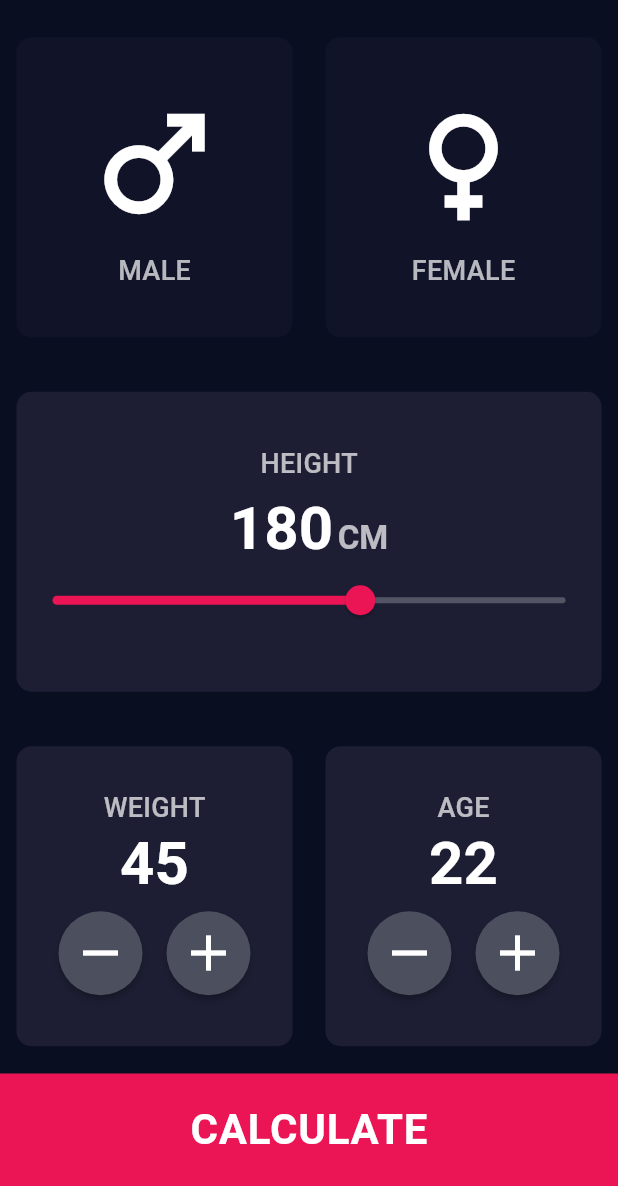
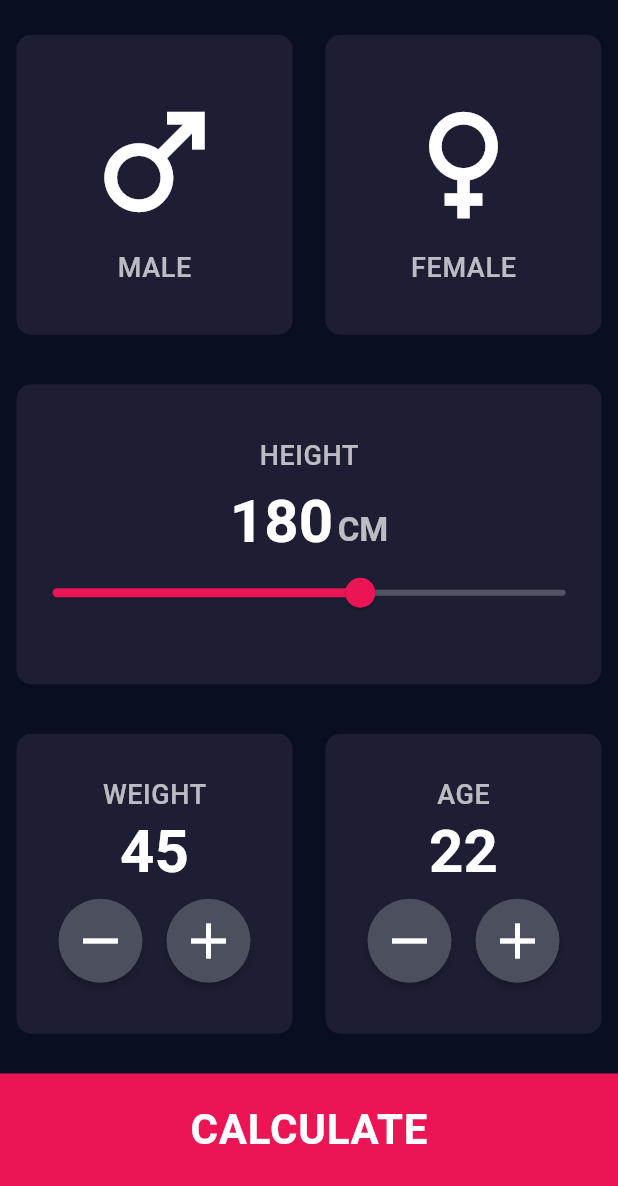
Before and after one commit to sourabhsinghmrajput/bmi_calculator_app, a Flutter app: the screen it shows after launch, on a phone screen of 412 x 824 dp, the part 50-1236 px from its top. Run offline on Flutter 3.47's test engine with Material 2 defaults, Android fonts, the phone set to English and light mode, and no system bars.

Commit message:
GenderCard Error Fixed.

```diff
--- a/lib/Screens/inputpage.dart
+++ b/lib/Screens/inputpage.dart
@@ -9,6 +9,7 @@ enum GenderType { male, female }
 int height = 180;
 int weight = 45;
 int age = 22;
+GenderType? selectedgender;
 
 class InputPage extends StatefulWidget {
   const InputPage({Key? key}) : super(key: key);
@@ -20,7 +21,6 @@ class InputPage extends StatefulWidget {
 class _InputPageState extends State<InputPage> {
   @override
   Widget build(BuildContext context) {
-    GenderType? selectedgender;
     void addweight() {
       setState(() {
         weight++;
@@ -72,19 +72,22 @@ class _InputPageState extends State<InputPage> {
                       onTap: () {
                         setState(() {
                           selectedgender = GenderType.male;
+                          print("male tapped");
                         });
                       },
                       child: Mycard(
-                        colour: selectedgender == GenderType.male
+                        colour: (selectedgender == GenderType.male
                             ? kActiveCardColour
-                            : kInactiveCardColour,
+                            : kInactiveCardColour),
                         child: Column(
                           mainAxisAlignment: MainAxisAlignment.center,
                           crossAxisAlignment: CrossAxisAlignment.center,
                           children: [
                             Icon(
                               Icons.male,
-                              color: Colors.white,
+                              color: (selectedgender == GenderType.male
+                                  ? Colors.blue
+                                  : Colors.white),
                               size: 100,
                             ),
                             SizedBox(height: 10),
@@ -102,19 +105,22 @@ class _InputPageState extends State<InputPage> {
                       onTap: () {
                         setState(() {
                           selectedgender = GenderType.female;
+                          print("female tapped");
                         });
                       },
                       child: Mycard(
-                      colour: selectedgender == GenderType.female
+                        colour: (selectedgender == GenderType.female
                             ? kActiveCardColour
-                          : kInactiveCardColour,
+                            : kInactiveCardColour),
                         child: Column(
                           mainAxisAlignment: MainAxisAlignment.center,
                           crossAxisAlignment: CrossAxisAlignment.center,
                           children: [
                             Icon(
                               Icons.female,
-                            color: Colors.white,
+                              color: (selectedgender == GenderType.female
+                                  ? Colors.pink
+                                  : Colors.white),
                               size: 100,
                             ),
                             SizedBox(height: 10),
@@ -125,7 +131,8 @@ class _InputPageState extends State<InputPage> {
                           ],
                         ),
                       ),
-                  )),
+                    ),
+                  ),
                 ],
               ),
             ),
@@ -134,7 +141,7 @@ class _InputPageState extends State<InputPage> {
                 children: [
                   Expanded(
                       child: Mycard(
-                    colour: kActiveCardColour,
+                    colour: kInactiveCardColour,
                     child: Column(
                       mainAxisAlignment: MainAxisAlignment.center,
                       children: [
@@ -188,7 +195,7 @@ class _InputPageState extends State<InputPage> {
                 children: [
                   Expanded(
                     child: Mycard(
-                      colour: kActiveCardColour,
+                      colour: kInactiveCardColour,
                       child: Column(
                         mainAxisAlignment: MainAxisAlignment.center,
                         children: [
@@ -222,7 +229,7 @@ class _InputPageState extends State<InputPage> {
                   ),
                   Expanded(
                     child: Mycard(
-                      colour: kActiveCardColour,
+                      colour: kInactiveCardColour,
                       child: Column(
                         mainAxisAlignment: MainAxisAlignment.center,
                         children: [
@@ -257,7 +264,9 @@ class _InputPageState extends State<InputPage> {
                 ],
               ),
             ),
-            Container(
+            Padding(
+              padding: const EdgeInsets.only(top: 10),
+              child: Container(
                 height: kContainerHeight,
                 width: double.infinity,
                 child: Center(
@@ -276,6 +285,7 @@ class _InputPageState extends State<InputPage> {
                   //color: Color(0xFFE83D66),
                 ),
               ),
+            ),
           ],
         ),
       ),
--- a/lib/widgets/constants.dart
+++ b/lib/widgets/constants.dart
@@ -2,15 +2,16 @@ import 'package:flutter/material.dart';
 
 const kContainerHeight = 75.0;
 
-const kActiveCardColour = Color(0xFF1D1E33);
-const kInactiveCardColour = Color(0xFF111328);
+const kInactiveCardColour = Color(0xFF1D1E33);
+const kActiveCardColour = Color(0xFF111328);
 const kBottomContainerColour = Color(0xFFEB1555);
 
 const kLableTextStyle = TextStyle(
-    color: Colors.white70,
-    fontSize: 18,
-    fontWeight: FontWeight.w500,
-    letterSpacing: 0.2);
+  color: Colors.white70,
+  fontSize: 18,
+  fontWeight: FontWeight.w500,
+  letterSpacing: 0.4,
+);
 
 const kLableNumberTextStyle = TextStyle(
   color: Colors.white,
--- a/lib/widgets/mycard.dart
+++ b/lib/widgets/mycard.dart
@@ -2,17 +2,17 @@ import 'package:flutter/material.dart';
 
 // ignore: must_be_immutable
 class Mycard extends StatelessWidget {
-  Mycard({required this.colour, this.child, this.onpressed});
+  Mycard({
+    required this.colour,
+    this.child,
+  });
 
   final Color colour;
   Widget? child;
-  final void Function()? onpressed;
 
   @override
   Widget build(BuildContext context) {
-    return GestureDetector(
-      onTap: onpressed,
-      child: Container(
+    return Container(
       height: 200.0,
       width: 170.0,
       margin: EdgeInsets.all(11.0),
@@ -21,7 +21,6 @@ class Mycard extends StatelessWidget {
         color: colour,
         borderRadius: BorderRadius.circular(10.0),
       ),
-      ),
     );
   }
 }
```
Lines whose indentation alone changed are shown as unchanged.
